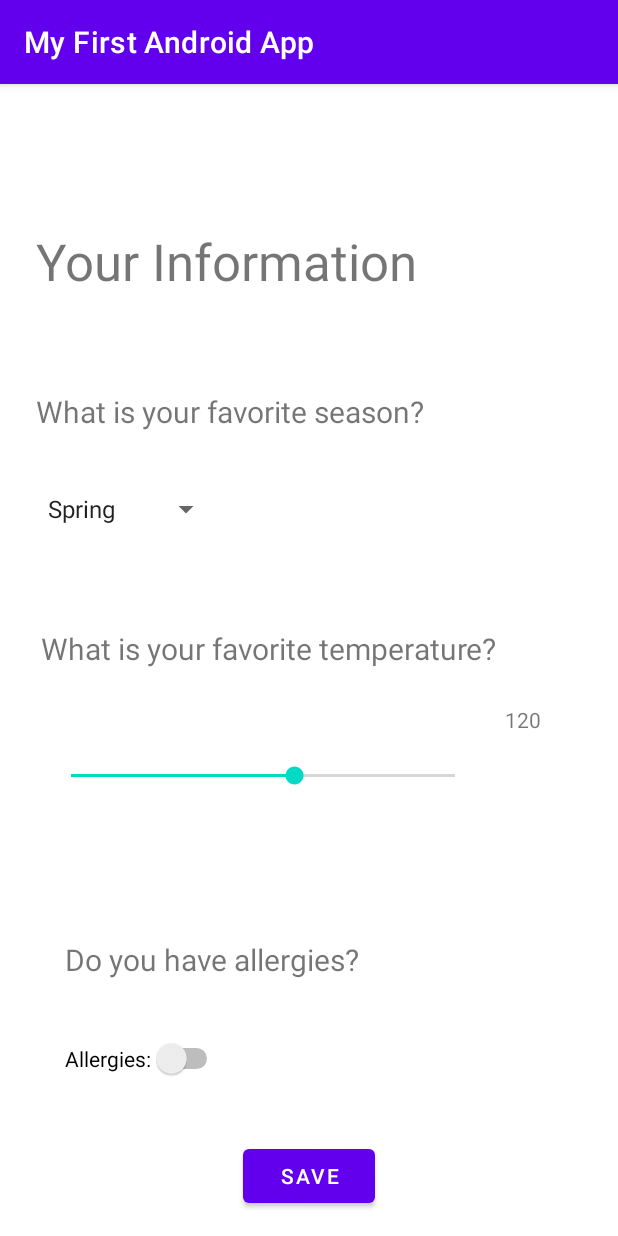
After one commit to JeremyDuncan/android-temperature-app, an Android app: the InformationPageActivity screen opened directly, with no data from a screen before it, on a phone screen of 412 x 824 dp. The commit adds this screen. Run offline under Robolectric (Android 15) with nearby library versions, the phone set to English and light mode, and no system bars.

Commit message:
added code for InformationPageActivity and InformationResultsActivity

```diff
--- a/app/src/main/AndroidManifest.xml
+++ b/app/src/main/AndroidManifest.xml
@@ -11,6 +11,12 @@
         android:supportsRtl="true"
         android:theme="@style/Theme.IntroAndroidApp"
         tools:targetApi="31">
+        <activity
+            android:name=".InformationResultsActivity"
+            android:exported="false" />
+        <activity
+            android:name=".InformationPageActivity"
+            android:exported="false" />
         <activity
             android:name=".TicTacToeActivity"
             android:exported="false" />
--- /dev/null
+++ b/app/src/main/java/com/example/introandroidapp/InformationPageActivity.java
@@ -0,0 +1,66 @@
+package com.example.introandroidapp;
+
+import androidx.appcompat.app.AppCompatActivity;
+
+import android.content.Intent;
+import android.os.Bundle;
+import android.view.View;
+import android.widget.Button;
+import android.widget.SeekBar;
+import android.widget.Spinner;
+import android.widget.Switch;
+import android.widget.TextView;
+
+public class InformationPageActivity extends AppCompatActivity implements View.OnClickListener {
+    Button btnSave;
+    Spinner spnSeason;
+    SeekBar skbTemp;
+    Switch swchAllergy;
+    TextView lblSeekValue;
+
+    @Override
+    protected void onCreate(Bundle savedInstanceState) {
+        super.onCreate(savedInstanceState);
+        setContentView(R.layout.activity_information_page);
+        spnSeason = (Spinner) findViewById(R.id.spnSeason);
+        skbTemp = (SeekBar) findViewById(R.id.skbTemp);
+        swchAllergy = (Switch) findViewById(R.id.swchAllergy);
+        lblSeekValue = (TextView) findViewById(R.id.lblSeekValue);
+        btnSave = (Button) findViewById(R.id.btnSave);
+
+        btnSave.setOnClickListener(this);
+
+        skbTemp.setOnSeekBarChangeListener(new SeekBar.OnSeekBarChangeListener() {
+            @Override
+            public void onProgressChanged(SeekBar seekBar, int progress, boolean fromUser) {
+                String display = String.valueOf(progress);
+                lblSeekValue.setText(display);
+            }
+            @Override
+            public void onStartTrackingTouch(SeekBar seekBar) {
+
+            }
+            @Override
+            public void onStopTrackingTouch(SeekBar seekBar) {
+            }
+        });
+    }
+
+    @Override
+    public void onClick(View v) {
+        String season, allergies;
+        int temperature;
+        season = spnSeason.getSelectedItem().toString();
+        temperature=skbTemp.getProgress();
+        allergies = (String) (swchAllergy.isChecked() ? swchAllergy
+                .getTextOn() : swchAllergy.getTextOff()); //if the switch is on then the user has allergies
+        Intent intent = new Intent(InformationPageActivity.this, InformationResultsActivity.class); //pass information to the results activity
+        intent.putExtra("season", season);
+        intent.putExtra("temperature", temperature);
+        intent.putExtra("allergies", allergies);
+        this.startActivity(intent);
+    }
+
+
+
+}
--- /dev/null
+++ b/app/src/main/res/layout/activity_information_page.xml
@@ -0,0 +1,137 @@
+<?xml version="1.0" encoding="utf-8"?>
+<androidx.constraintlayout.widget.ConstraintLayout xmlns:android="http://schemas.android.com/apk/res/android"
+    xmlns:app="http://schemas.android.com/apk/res-auto"
+    xmlns:tools="http://schemas.android.com/tools"
+    android:layout_width="match_parent"
+    android:layout_height="match_parent"
+    tools:context=".InformationPageActivity">
+
+    <TextView
+        android:id="@+id/textView4"
+        android:layout_width="wrap_content"
+        android:layout_height="wrap_content"
+        android:layout_marginStart="24dp"
+        android:layout_marginTop="36dp"
+        android:layout_marginBottom="5dp"
+        android:text="@string/informationTitle"
+        android:textSize="34sp"
+        app:layout_constraintBottom_toTopOf="@+id/textView5"
+        app:layout_constraintStart_toStartOf="parent"
+        app:layout_constraintTop_toTopOf="parent"
+        app:layout_constraintVertical_bias="1.0" />
+
+    <Spinner
+        android:id="@+id/spnSeason"
+        android:layout_width="wrap_content"
+        android:layout_height="wrap_content"
+        android:layout_below="@+id/textView5"
+        android:layout_alignParentStart="true"
+        android:layout_alignParentLeft="true"
+        android:layout_marginStart="24dp"
+        android:layout_marginBottom="8dp"
+        android:entries="@array/seasons"
+        app:layout_constraintBottom_toTopOf="@+id/textView6"
+        app:layout_constraintStart_toStartOf="parent"
+        app:layout_constraintTop_toBottomOf="@+id/textView5" />
+
+    <TextView
+        android:id="@+id/textView5"
+        android:layout_width="wrap_content"
+        android:layout_height="wrap_content"
+        android:layout_marginBottom="-20dp"
+        android:text="@string/favoriteSeason"
+        android:textSize="20sp"
+        app:layout_constraintBottom_toTopOf="@+id/spnSeason"
+        app:layout_constraintStart_toStartOf="@+id/spnSeason"
+        app:layout_constraintTop_toBottomOf="@+id/textView4" />
+
+    <TextView
+        android:id="@+id/textView6"
+        android:layout_width="wrap_content"
+        android:layout_height="wrap_content"
+        android:layout_marginBottom="-20dp"
+        android:text="@string/favoriteTemp"
+        android:textSize="20sp"
+        app:layout_constraintBottom_toTopOf="@+id/skbTemp"
+        app:layout_constraintEnd_toEndOf="parent"
+        app:layout_constraintHorizontal_bias="0.25"
+        app:layout_constraintStart_toStartOf="parent"
+        app:layout_constraintTop_toBottomOf="@+id/spnSeason" />
+
+    <SeekBar
+        android:id="@+id/skbTemp"
+        android:layout_width="288dp"
+        android:layout_height="66dp"
+        android:layout_below="@+id/textView6"
+        android:layout_alignParentStart="true"
+        android:layout_alignParentLeft="true"
+        android:layout_marginBottom="16dp"
+        android:max="120"
+        android:progress="70"
+        app:layout_constraintBottom_toTopOf="@+id/textView9"
+        app:layout_constraintEnd_toEndOf="parent"
+        app:layout_constraintHorizontal_bias="0.25"
+        app:layout_constraintStart_toStartOf="parent"
+        app:layout_constraintTop_toBottomOf="@+id/textView6" />
+
+    <TextView
+        android:id="@+id/textView7"
+        android:layout_width="wrap_content"
+        android:layout_height="wrap_content"
+        android:layout_marginTop="24dp"
+        android:text="120"
+        app:layout_constraintEnd_toEndOf="parent"
+        app:layout_constraintHorizontal_bias="0.25"
+        app:layout_constraintStart_toEndOf="@+id/skbTemp"
+        app:layout_constraintTop_toBottomOf="@+id/textView6" />
+
+    <TextView
+        android:id="@+id/lblSeekValue"
+        android:layout_width="wrap_content"
+        android:layout_height="wrap_content"
+        android:layout_marginStart="136dp"
+        android:textSize="34sp"
+        app:layout_constraintBottom_toBottomOf="parent"
+        app:layout_constraintStart_toStartOf="@+id/skbTemp"
+        app:layout_constraintTop_toTopOf="parent"
+        app:layout_constraintVertical_bias="0.639" />
+
+    <TextView
+        android:id="@+id/textView9"
+        android:layout_width="wrap_content"
+        android:layout_height="wrap_content"
+        android:layout_marginStart="43dp"
+        android:layout_marginEnd="44dp"
+        android:layout_marginBottom="-20dp"
+        android:text="@string/allergies"
+        android:textSize="20sp"
+        app:layout_constraintBottom_toTopOf="@+id/swchAllergy"
+        app:layout_constraintEnd_toEndOf="@+id/textView5"
+        app:layout_constraintStart_toStartOf="parent"
+        app:layout_constraintTop_toBottomOf="@+id/skbTemp" />
+
+    <Switch
+        android:id="@+id/swchAllergy"
+        android:layout_width="wrap_content"
+        android:layout_height="wrap_content"
+        android:layout_below="@+id/textView4"
+        android:layout_alignParentStart="true"
+        android:layout_alignParentLeft="true"
+        android:layout_marginBottom="45dp"
+        android:text="Allergies:"
+        android:textOff="no"
+        android:textOn="yes"
+        app:layout_constraintBottom_toBottomOf="parent"
+        app:layout_constraintStart_toStartOf="@+id/textView9"
+        app:layout_constraintTop_toBottomOf="@+id/textView9" />
+
+    <Button
+        android:id="@+id/btnSave"
+        android:layout_width="wrap_content"
+        android:layout_height="wrap_content"
+        android:layout_marginBottom="16dp"
+        android:text="Save"
+        app:layout_constraintBottom_toBottomOf="parent"
+        app:layout_constraintEnd_toEndOf="parent"
+        app:layout_constraintStart_toStartOf="parent" />
+</androidx.constraintlayout.widget.ConstraintLayout>
--- a/app/src/main/res/values/strings.xml
+++ b/app/src/main/res/values/strings.xml
@@ -5,7 +5,6 @@
     <string name="degCel">Degrees Celsius</string>
     <string name="degKel">Degrees Kelvin</string>
     <string name="enterTemp">Please enter the temperature anf select the correct units and then press Convert:</string>
-
     <string name="Welcome">Welcome to Jeremy Duncan\'s App</string>
     <string name="goWeather">Convert\nTemp</string>
     <string name="goTicTacToe">Tic Tac Toe</string>
@@ -15,7 +14,20 @@
     <string name="goDraw">My\nDrawing</string>
     <string name="mainMenu">Main Menu</string>
     <string name="exit">Exit</string>
-
     <string name="message_label">Player X\'s Turn</string>
     <string name="new_game_button">New Game</string>
+
+
+    <string name="informationTitle">Your Information</string>
+    <string name="favoriteSeason">What is your favorite season?</string>
+    <string name="favoriteTemp">What is your favorite temperature?</string>
+    <string name="allergies">Do you have allergies?</string>
+
+    <string-array name="seasons">
+        <item>Spring</item>
+        <item>Summer</item>
+        <item>Fall</item>
+        <item>Winter</item>
+    </string-array>
+
 </resources>
```
Also changed, not shown: app/src/main/java/com/example/introandroidapp/InformationResultsActivity.java (added, +48 -0 lines), app/src/main/java/com/example/introandroidapp/MainMenuActivity.java (+15 -0 lines), app/src/main/res/layout/activity_information_results.xml (added, +56 -0 lines).
